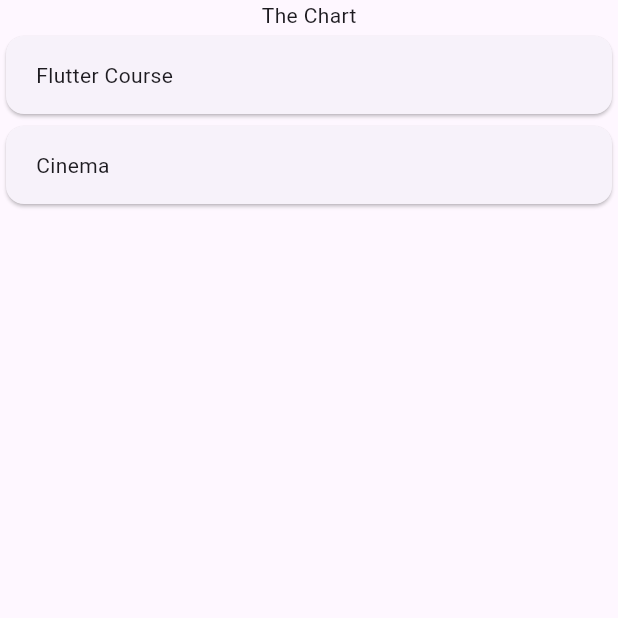
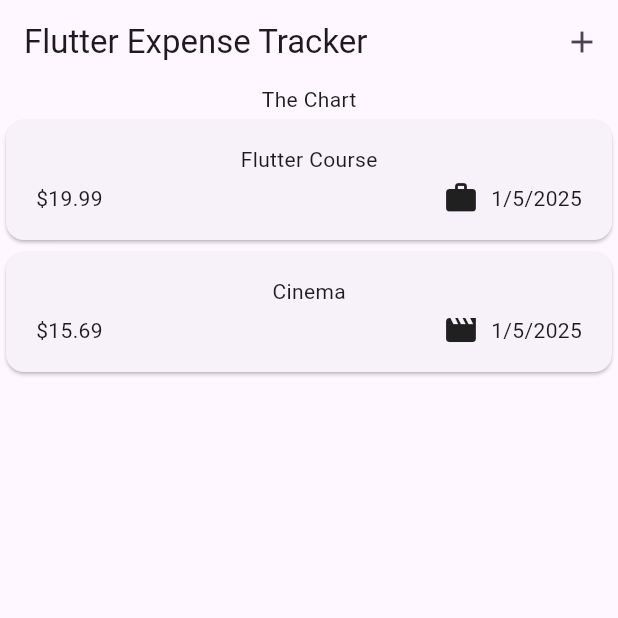
Before and after one commit to saav0004/expense-tracker-udemy-flutter, a Flutter app: the screen it shows after launch, on a phone screen of 412 x 824 dp, the top half of it. Run offline on Flutter 3.47's test engine with Material 3 defaults, Android fonts, the phone set to English and light mode, and no system bars.

Commit message:
add plus button

```diff
--- a/lib/model/expense.dart
+++ b/lib/model/expense.dart
@@ -1,8 +1,19 @@
+import 'package:flutter/material.dart';
 import 'package:uuid/uuid.dart';
+import 'package:intl/intl.dart';
+
+final formatter = DateFormat.yMd();
 
 const uuid = Uuid();
 
 enum Category { food, travel, leisure, work }
+
+const categoryIcons = {
+  Category.food: Icons.lunch_dining,
+  Category.travel: Icons.flight_takeoff,
+  Category.leisure: Icons.movie,
+  Category.work: Icons.work
+};
 
 class Expense {
   Expense({
@@ -17,4 +28,9 @@ class Expense {
   final double amount;
   final DateTime date;
   final Category category;
+
+  // Synthesized variable
+  String get formattedDate {
+    return formatter.format(date);
+  }
 }
--- a/lib/widgets/expenses.dart
+++ b/lib/widgets/expenses.dart
@@ -1,5 +1,6 @@
+import 'package:flutter/material.dart';
+
 import 'package:expense_tracker/widgets/expenses_list/expenses_list.dart';
-import 'package:flutter/material.dart';
 import 'package:expense_tracker/model/expense.dart';
 
 class Expenses extends StatefulWidget {
@@ -25,10 +26,23 @@ class _ExpensesState extends State<Expenses> {
         category: Category.leisure)
   ];
 
+  void _openAddExpenseOverlay() {
+    showModalBottomSheet(
+        context: context, builder: (ctx) => Text('Modal bottom sheet'));
+  }
+
   @override
   Widget build(BuildContext context) {
-    // TODO: implement build
     return Scaffold(
+      appBar: AppBar(
+        title: const Text('Flutter Expense Tracker'),
+        actions: [
+          IconButton(
+            onPressed: _openAddExpenseOverlay,
+            icon: const Icon(Icons.add),
+          ),
+        ],
+      ),
       body: Column(
         children: [
           const Text('The Chart'),
--- a/lib/widgets/expenses_list/expense_item.dart
+++ b/lib/widgets/expenses_list/expense_item.dart
@@ -16,7 +16,27 @@ class ExpenseItem extends StatelessWidget {
           horizontal: 20,
           vertical: 16,
         ),
-        child: Text(expense.title),
+        child: Column(
+          children: [
+            Text(expense.title),
+            const SizedBox(
+              height: 4,
+            ),
+            Row(
+              children: [
+                Text('\$${expense.amount.toStringAsFixed(2)}'),
+                const Spacer(),
+                Row(
+                  children: [
+                    Icon(categoryIcons[expense.category]),
+                    const SizedBox(width: 8),
+                    Text(expense.formattedDate),
+                  ],
+                ),
+              ],
+            )
+          ],
+        ),
       ),
     );
   }
--- a/pubspec.yaml
+++ b/pubspec.yaml
@@ -35,6 +35,7 @@ dependencies:
   # Use with the CupertinoIcons class for iOS style icons.
   cupertino_icons: ^1.0.8
   uuid: ^4.5.1
+  intl: ^0.20.1
 
 dev_dependencies:
   flutter_test:
```
Also changed, not shown: pubspec.lock.
